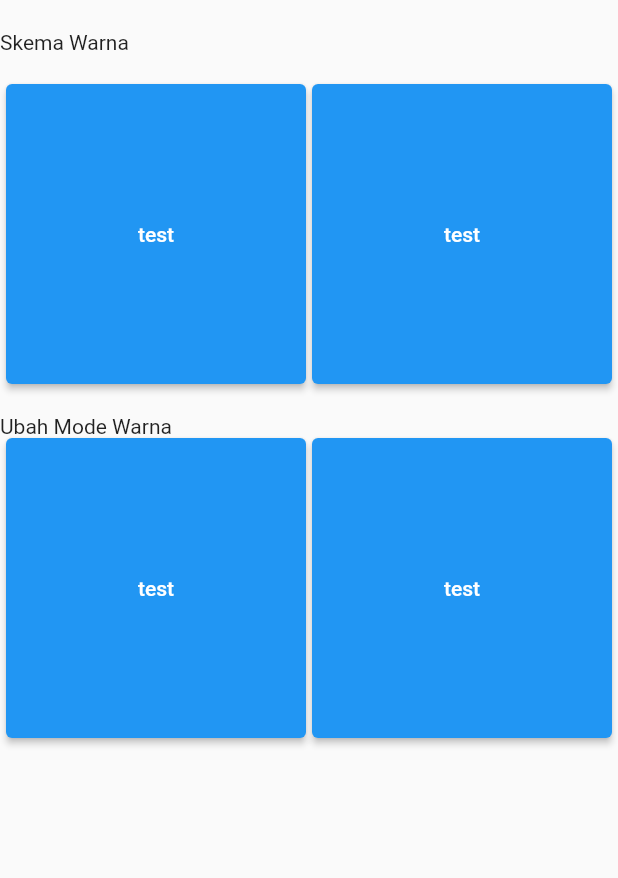
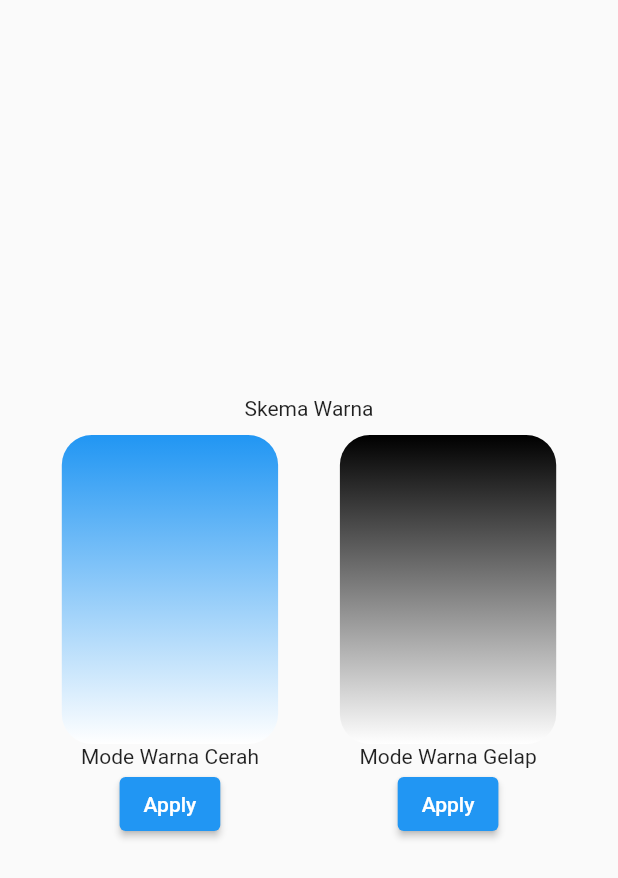
Before and after one commit to julian-ch-02/kelompok, a Flutter app: the appearance_widget screen opened directly, on a phone screen of 412 x 824 dp. Shown: the top 878 px of the screen. Run offline on Flutter 3.47's test engine with Material 2 defaults, Android fonts, the phone set to English and light mode, and no system bars; our stand-ins replace image_picker.

```diff
--- a/lib/provider/theme_provider.dart
+++ b/lib/provider/theme_provider.dart
@@ -3,8 +3,14 @@ import 'package:flutter/material.dart';
 class theme_provider extends ChangeNotifier {
   bool _darkTheme = false;
   get getTheme => _darkTheme;
+
   void setTheme() {
     _darkTheme = !_darkTheme;
     notifyListeners();
   }
+
+  void setOptionalTheme(theme) {
+    _darkTheme = theme;
+    notifyListeners();
+  }
 }
--- a/lib/widget/appearance_widget.dart
+++ b/lib/widget/appearance_widget.dart
@@ -1,55 +1,94 @@
 import 'package:flutter/material.dart';
-import 'package:kelompok/widget/register/container.dart';
+import 'package:provider/provider.dart';
+import 'package:kelompok/provider/theme_provider.dart';
 
 class appearance_widget extends StatelessWidget {
   appearance_widget({Key? key}) : super(key: key);
+
+  List<Map> listGradient = [
+    {
+      'decoration': const BoxDecoration(
+        borderRadius: BorderRadius.all(
+          Radius.circular(20),
+        ),
+        gradient: LinearGradient(
+          begin: Alignment.bottomCenter,
+          end: Alignment.topCenter,
+          colors: [
+            Colors.white,
+            Colors.blue,
+          ],
+        ),
+      ),
+      'title': 'Mode Warna Cerah',
+      'theme': false
+    },
+    {
+      'decoration': const BoxDecoration(
+        borderRadius: BorderRadius.all(
+          Radius.circular(20),
+        ),
+        gradient: LinearGradient(
+          begin: Alignment.bottomCenter,
+          end: Alignment.topCenter,
+          colors: [
+            Colors.white,
+            Colors.black,
+          ],
+        ),
+      ),
+      'title': 'Mode Warna Gelap',
+      'theme': true
+    },
+  ];
 
   @override
   Widget build(BuildContext context) {
     return Scaffold(
       body: Column(
-      crossAxisAlignment: CrossAxisAlignment.start,
+        crossAxisAlignment: CrossAxisAlignment.center,
+        mainAxisAlignment: MainAxisAlignment.center,
         children: [
-        Padding(padding: EdgeInsets.all(10)),
-        Text(
+          Padding(
+            padding: EdgeInsets.only(
+              bottom: 10,
+            ),
+            child: Text(
               'Skema Warna',
             ),
-        Padding(padding: EdgeInsets.all(10)),
+          ),
           Row(
             crossAxisAlignment: CrossAxisAlignment.center,
             mainAxisAlignment: MainAxisAlignment.spaceEvenly,
+            children: listGradient.map(
+              (gradient) {
+                return Column(
                   children: [
-            ElevatedButton(
-              onPressed: () {},
-              child: const Text('test'),
-              style: ElevatedButton.styleFrom(primary: Colors.blue, minimumSize: Size(200, 200)),
+                    Container(
+                      width: MediaQuery.of(context).size.width * 0.35,
+                      height: MediaQuery.of(context).size.height * 0.25,
+                      decoration: gradient['decoration'],
+                    ),
+                    Text(
+                      gradient['title'],
                     ),
                     ElevatedButton(
-              onPressed: () {},
-              child: const Text('test'),
-              style: ElevatedButton.styleFrom(primary: Colors.blue, minimumSize: Size(200, 200)),
+                      child: Center(
+                        child: const Text('Apply'),
+                      ),
+                      onPressed: () {
+                        context.read<theme_provider>().setOptionalTheme(
+                              gradient['theme'],
+                            );
+                      },
+                    ),
+                  ],
+                );
+              },
+            ).toList(),
           ),
         ],
       ),
-        Padding(padding: EdgeInsets.all(10)),
-        Text("Ubah Mode Warna"),
-        Row(
-          crossAxisAlignment: CrossAxisAlignment.center,
-          mainAxisAlignment: MainAxisAlignment.spaceEvenly,
-          children: [
-            ElevatedButton(
-              onPressed: () {},
-              child: const Text('test'),
-              style: ElevatedButton.styleFrom(primary: Colors.blue, minimumSize: Size(200, 200)),
-            ),
-            ElevatedButton(
-              onPressed: () {},
-              child: const Text('test'),
-              style: ElevatedButton.styleFrom(primary: Colors.blue, minimumSize: Size(200, 200)),
-            ),
-          ],
-        ),
-      ],
-    ));
+    );
   }
 }
```
Also changed, not shown: lib/screen/pin_screen.dart (added, +314 -0 lines), lib/widget/digit_holder.dart (added, +44 -0 lines), lib/widget/security_widget.dart (+41 -24 lines). Lines whose indentation alone changed are shown as unchanged.
